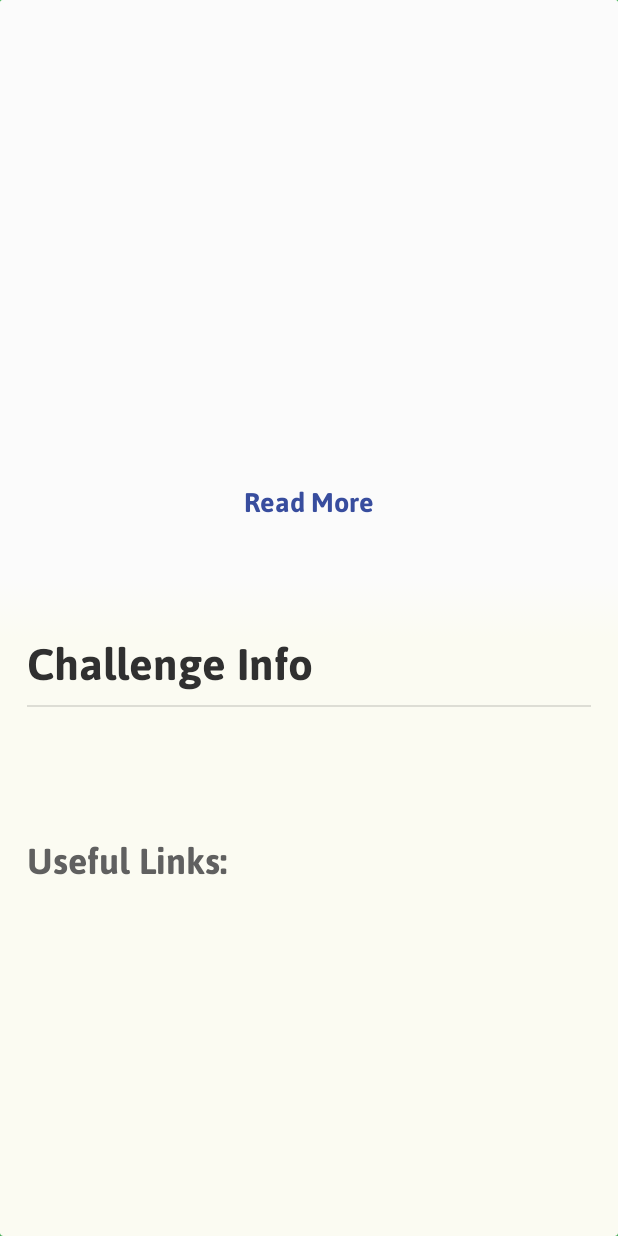
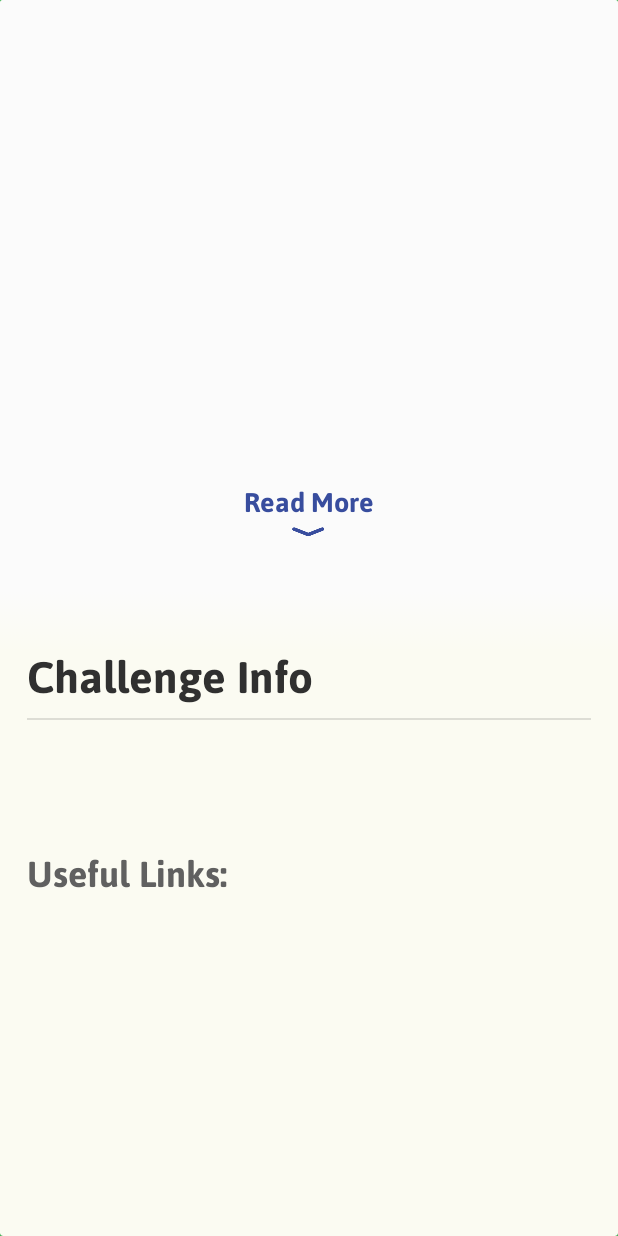
Before and after one commit to snguyen98/DailyChallenges-Android, an Android app: the layout fragment_read_more.xml on its own in the app's theme, with its tools: preview values and no code run, on a phone screen of 412 x 824 dp. Run offline under Robolectric (Android 15) with nearby library versions, the phone set to English and light mode, and no system bars.

Commit message:
Added read more arrow and moved pointer to summary

```diff
--- a/app/src/main/java/com/okomilabs/dailychallenges/fragments/ReadMoreFragment.kt
+++ b/app/src/main/java/com/okomilabs/dailychallenges/fragments/ReadMoreFragment.kt
@@ -148,7 +148,7 @@ class ReadMoreFragment: Fragment() {
      * @param pointer The linear layout containing the read more button
      * @param detail The linear layout containing the challenge description and links
      */
-    private fun observeState(pointer: LinearLayout, detail: LinearLayout) {
+    private fun observeState(pointer: TextView, detail: LinearLayout) {
         val stateObserver = Observer<Boolean> { _ ->
             hasDesc.value?.let { hasDescVal ->
                 hasLinks.value?.let { hasLinksVal ->
@@ -197,7 +197,7 @@ class ReadMoreFragment: Fragment() {
      * @param pointer The linear layout containing the read more button
      * @param detail The linear layout containing the challenge description and links
      */
-    private fun pointerFunctionality(pointer: LinearLayout, detail: LinearLayout) {
+    private fun pointerFunctionality(pointer: TextView, detail: LinearLayout) {
         pointer.visibility = View.VISIBLE
 
         pointer.setOnClickListener {
--- a/app/src/main/res/layout/read_more_pointer.xml
+++ /dev/null
@@ -1,18 +0,0 @@
-<?xml version="1.0" encoding="utf-8"?>
-<LinearLayout
-    xmlns:android="http://schemas.android.com/apk/res/android"
-    android:layout_width="wrap_content"
-    android:layout_height="wrap_content"
-    android:layout_gravity="center"
-    android:orientation="horizontal">
-
-    <TextView
-        android:layout_marginTop="20dp"
-        android:layout_marginBottom="10dp"
-        android:text="@string/read_more_label"
-        android:textColor="#384D9E"
-        android:textAlignment="center"
-        android:textSize="18sp"
-        style="@style/BoldHeading" />
-
-</LinearLayout>
--- a/app/src/main/res/layout/read_more_summary.xml
+++ b/app/src/main/res/layout/read_more_summary.xml
@@ -1,6 +1,7 @@
 <?xml version="1.0" encoding="utf-8"?>
 <LinearLayout
     xmlns:android="http://schemas.android.com/apk/res/android"
+    xmlns:app="http://schemas.android.com/apk/res-auto"
     android:layout_width="match_parent"
     android:layout_height="wrap_content"
     android:orientation="vertical">
@@ -42,9 +43,20 @@
             android:textColor="@color/summary_text_color"
             style="@style/BodyText" />
 
-        <include
+        <TextView
             android:id="@+id/read_more_pointer"
-            layout="@layout/read_more_pointer" />
+            android:layout_width="match_parent"
+            android:layout_height="wrap_content"
+            android:layout_marginTop="20dp"
+            android:layout_marginBottom="6dp"
+            android:text="@string/read_more_label"
+            android:textColor="@color/pointer_color"
+            android:textAlignment="center"
+            android:textSize="18sp"
+            android:drawablePadding="6dp"
+            app:drawableBottomCompat="@mipmap/read_more_arrow"
+            app:drawableTint="@color/pointer_color"
+            style="@style/BoldHeading" />
 
     </LinearLayout>
 
--- a/app/src/main/res/values/colors.xml
+++ b/app/src/main/res/values/colors.xml
@@ -14,6 +14,7 @@
     <color name="summary_text_color">@android:color/primary_text_light</color>
     <color name="info_label_color">#303030</color>
     <color name="link_label_color">#606060</color>
+    <color name="pointer_color">#384D9E</color>
 
     <color name="actionBarPrimary">#00A86B</color>
     <color name="actionBarSecondary">@android:color/black</color>
```
